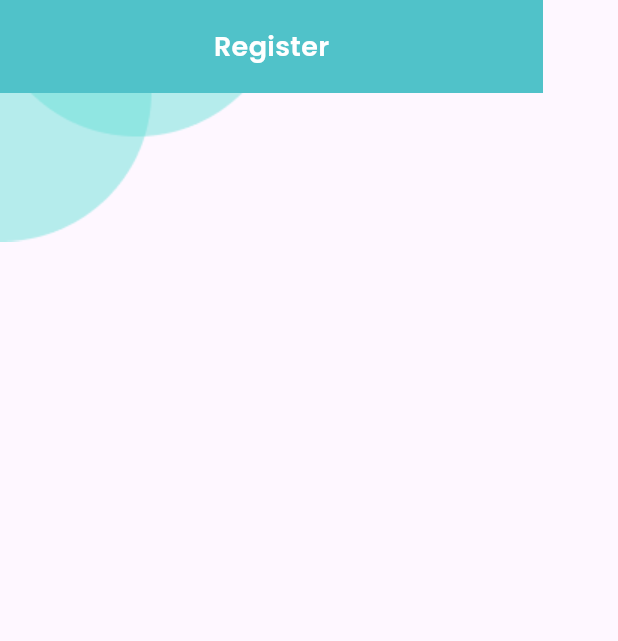
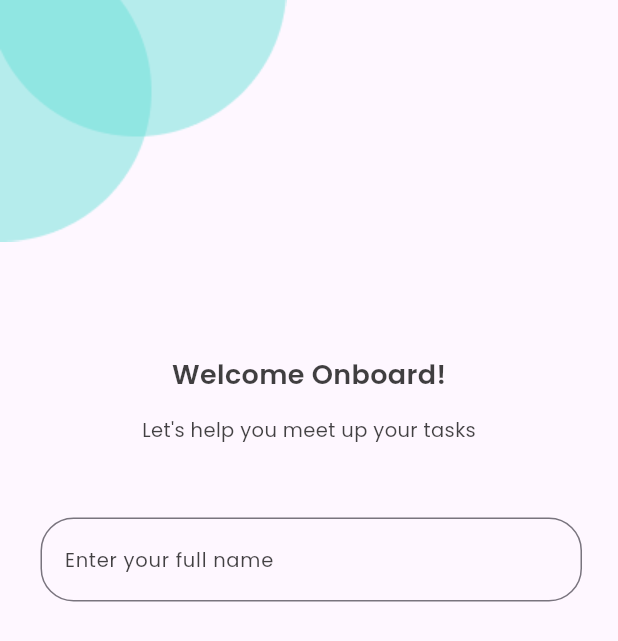
Before and after one commit to longcikeyyy/todo_app2, a Flutter app: the RegistrationScreen screen opened directly, on a phone screen of 412 x 824 dp. Shown: the top 641 px of the screen. Run offline on Flutter 3.47's test engine with Material 3 defaults, Android fonts, the phone set to English and light mode, and no system bars.

Commit message:
toi gian code va lam man hinh registration

```diff
--- /dev/null
+++ b/todo_app/lib/constant/app_textstyle.dart
@@ -0,0 +1,22 @@
+import 'package:flutter/material.dart';
+import 'package:todo_app/constant/app_color.dart';
+class AppTextstyle {
+  /// Regular -> 400
+  /// Medium -> 500
+  /// Bold -> 600
+  /// Semi-Bold -> 700
+
+  static TextStyle fontBold = TextStyle(
+    fontFamily: 'Poppins',
+    fontSize: 18,
+    fontWeight: FontWeight.w600,
+    color: AppColor.blackColor.withValues(alpha: 0.75),
+  );
+   static TextStyle fontRegular = TextStyle(
+    fontFamily: 'Poppins',
+    fontSize: 13,
+    fontWeight: FontWeight.w400,
+    color: AppColor.blackColor.withValues(alpha: 0.74),
+  );
+
+}
--- a/todo_app/lib/screen/registration_screen.dart
+++ b/todo_app/lib/screen/registration_screen.dart
@@ -1,5 +1,7 @@
 import 'package:flutter/material.dart';
-import 'package:todo_app/component/app_button.dart';
+import 'package:todo_app/constant/app_color.dart';
+import 'package:todo_app/constant/app_path.dart';
+import 'package:todo_app/constant/app_textstyle.dart';
 
 class RegistrationScreen extends StatelessWidget {
   const RegistrationScreen({super.key});
@@ -7,17 +9,45 @@ class RegistrationScreen extends StatelessWidget {
   @override
   Widget build(BuildContext context) {
     return Scaffold(
-      body: Stack(
-        children: [
-          Positioned(child: Image.asset('assets/images/shape.png')),
-          AppButton(
-            textButton: 'Register',
-            onTap: () {
-              debugPrint('Get Started');
-            },
-          ),
-        ],
-      ),
+     body:Column(
+      children: [
+       Align(
+      alignment: Alignment.topLeft,
+      child:
+       Image.asset(AppPath.shape)),
+        SizedBox(height: 76),
+            Center(
+              child: Text(
+                "Welcome Onboard!",
+                style: AppTextstyle.fontBold,
+              ),
+            ),
+        SizedBox(height: 14),
+             Text(
+              "Let's help you meet up your tasks",
+             style: AppTextstyle.fontRegular,
+             ),
+
+             Padding(
+               padding: const EdgeInsets.only(left: 27,right: 24,top:49),
+               child: TextField(
+                decoration: InputDecoration(
+                  fillColor: AppColor.whiteColor,
+                  border:OutlineInputBorder(
+                    borderRadius: BorderRadius.circular(22),
+
+                  ),
+                  hintText: 'Enter your full name',
+                  hintStyle: AppTextstyle.fontRegular,
+                  ),
+
+               ),
+             )
+
+
+      ],
+
+     )
     );
   }
 }
```
Also changed, not shown: todo_app/lib/constant/app_color.dart (+6 -10 lines), todo_app/lib/main.dart (+234 -233 lines), todo_app/lib/screen/splash_screen.dart (+3 -12 lines), todo_app/assets/images/hinhtron1.png (deleted), todo_app/assets/images/hinhtron2.png (deleted).
